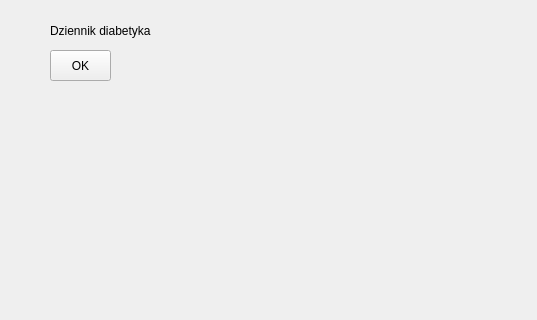
Qt form App.ui (j-stechly/NPG-Dziennik-diabetyka) before a commit; both pictures show x 0 to 537 and y 0 to 320 of the 537 by 482 pixel window.
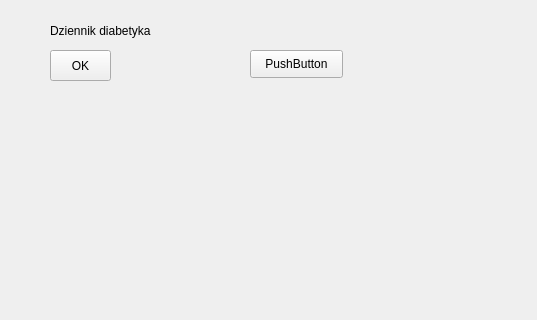
The same form after that commit.

Patch:
```diff
--- a/App.ui
+++ b/App.ui
@@ -40,6 +40,19 @@
      <string>Dziennik diabetyka</string>
     </property>
    </widget>
+   <widget class="QPushButton" name="pushButton_2">
+    <property name="geometry">
+     <rect>
+      <x>250</x>
+      <y>50</y>
+      <width>93</width>
+      <height>28</height>
+     </rect>
+    </property>
+    <property name="text">
+     <string>PushButton</string>
+    </property>
+   </widget>
   </widget>
   <widget class="QMenuBar" name="menubar">
    <property name="geometry">
```
Left out of the diff: 2 changed lines with no effect on the pictures.
